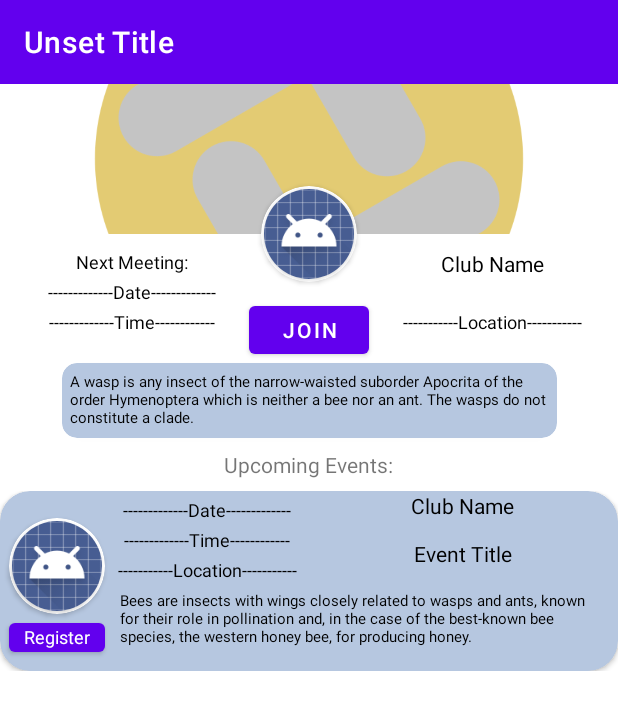
After one commit to Jaspann/Eventified, an Android app: the layout activity_club.xml on its own in the app's theme, with its tools: preview values and no code run, on a phone screen of 412 x 824 dp. The commit adds this screen. Shown: the top 710 px of the screen. Run offline under Robolectric (Android 15) with nearby library versions, the phone set to English and light mode, and no system bars; network calls fail.

Commit message:
Adds ability to click on clubs from SearchFragment and see club page

```diff
--- /dev/null
+++ b/app/src/main/res/layout/activity_club.xml
@@ -0,0 +1,203 @@
+<?xml version="1.0" encoding="utf-8"?>
+<FrameLayout xmlns:android="http://schemas.android.com/apk/res/android"
+xmlns:app="http://schemas.android.com/apk/res-auto"
+xmlns:tools="http://schemas.android.com/tools"
+android:layout_width="match_parent"
+android:layout_height="match_parent"
+tools:context=".ClubActivity">
+
+<ScrollView
+    android:layout_width="match_parent"
+    android:layout_height="match_parent">
+
+
+    <androidx.constraintlayout.widget.ConstraintLayout
+        android:layout_width="match_parent"
+        android:layout_height="wrap_content">
+
+
+        <androidx.appcompat.widget.Toolbar
+            android:id="@+id/toolbar"
+            android:layout_width="match_parent"
+            android:layout_height="wrap_content"
+            android:background="@color/purple_500"
+            android:theme="@style/ThemeOverlay.AppCompat.Dark.ActionBar"
+            app:layout_constraintEnd_toEndOf="parent"
+
+            app:layout_constraintStart_toStartOf="parent"
+            app:layout_constraintTop_toTopOf="parent"
+            app:popupTheme="@style/ThemeOverlay.AppCompat.Light"
+            app:title="@string/title_set_reminder" />
+
+        <Button
+            android:id="@+id/join_club_button"
+            android:layout_width="80dp"
+            android:layout_height="44dp"
+            android:layout_marginTop="10dp"
+            android:text="@string/join"
+            app:layout_constraintEnd_toEndOf="parent"
+            app:layout_constraintStart_toStartOf="parent"
+            app:layout_constraintTop_toBottomOf="@+id/cardView2" />
+
+        <TextView
+            android:id="@+id/club_name"
+            android:layout_width="150dp"
+            android:layout_height="40dp"
+            android:layout_marginStart="15dp"
+            android:layout_marginTop="10dp"
+            android:text="@string/club_name_placeholder"
+            android:textAlignment="center"
+            android:textColor="#000000"
+            android:textSize="14sp"
+            app:layout_constraintStart_toEndOf="@+id/cardView2"
+            app:layout_constraintTop_toBottomOf="@+id/bannerImageView" />
+
+        <TextView
+            android:id="@+id/next_meeting_date"
+            android:layout_width="120dp"
+            android:layout_height="20dp"
+            android:text="@string/date_placeholder"
+            android:textAlignment="center"
+            android:textColor="#000000"
+            android:textSize="12sp"
+            app:layout_constraintStart_toStartOf="@+id/next_meeting_text"
+            app:layout_constraintTop_toBottomOf="@+id/next_meeting_text" />
+
+        <TextView
+            android:id="@+id/next_meeting_text"
+            android:layout_width="120dp"
+            android:layout_height="20dp"
+            android:layout_marginStart="28dp"
+            android:layout_marginTop="10dp"
+            android:text="@string/next_meeting"
+            android:textAlignment="center"
+            android:textColor="#000000"
+            android:textSize="12sp"
+            app:layout_constraintStart_toStartOf="parent"
+            app:layout_constraintTop_toBottomOf="@+id/bannerImageView" />
+
+        <TextView
+            android:id="@+id/next_meeting_time"
+            android:layout_width="120dp"
+            android:layout_height="20dp"
+            android:text="@string/time_placeholder"
+            android:textAlignment="center"
+            android:textColor="#000000"
+            android:textSize="12sp"
+            app:layout_constraintStart_toStartOf="@+id/next_meeting_date"
+            app:layout_constraintTop_toBottomOf="@+id/next_meeting_date" />
+
+
+        <ImageView
+            android:id="@+id/bannerImageView"
+            android:layout_width="fill_parent"
+            android:layout_height="100dp"
+            android:contentDescription="@string/club_banner"
+            android:scaleType="centerCrop"
+            android:src="@drawable/eventified_logo"
+            app:layout_constraintStart_toStartOf="parent"
+            app:layout_constraintTop_toBottomOf="@id/toolbar" />
+
+        <androidx.cardview.widget.CardView
+            android:id="@+id/cardView2"
+            android:layout_width="64dp"
+            android:layout_height="64dp"
+            android:layout_marginTop="-32dp"
+            app:cardBackgroundColor="@color/white"
+            app:cardCornerRadius="60dp"
+            app:layout_constraintEnd_toEndOf="parent"
+            app:layout_constraintStart_toStartOf="parent"
+            app:layout_constraintTop_toBottomOf="@+id/bannerImageView">
+
+            <androidx.cardview.widget.CardView
+                android:layout_width="60dp"
+                android:layout_height="60dp"
+                android:layout_gravity="center"
+                app:cardCornerRadius="60dp">
+
+                <ImageView
+                    android:id="@+id/club_logo"
+                    android:layout_width="60dp"
+                    android:layout_height="60dp"
+                    android:layout_gravity="center"
+                    android:contentDescription="@string/club_logo_description"
+                    app:layout_constraintBottom_toBottomOf="parent"
+                    app:layout_constraintStart_toStartOf="parent"
+                    app:layout_constraintTop_toTopOf="parent"
+                    app:srcCompat="@android:drawable/sym_def_app_icon" />
+
+
+            </androidx.cardview.widget.CardView>
+
+        </androidx.cardview.widget.CardView>
+
+        <androidx.cardview.widget.CardView
+            android:id="@+id/club_desc_cardView"
+            android:layout_width="330dp"
+            android:layout_height="50dp"
+            app:cardBackgroundColor="#ffB6C7E0"
+            app:cardCornerRadius="10dp"
+            app:layout_constraintEnd_toEndOf="parent"
+            app:layout_constraintStart_toStartOf="parent"
+            app:layout_constraintTop_toBottomOf="@+id/join_club_button">
+
+            <androidx.constraintlayout.widget.ConstraintLayout
+                android:layout_width="match_parent"
+                android:layout_height="match_parent">
+
+                <TextView
+                    android:id="@+id/club_description"
+                    android:layout_width="match_parent"
+                    android:layout_height="match_parent"
+                    android:padding="5dp"
+                    android:text="@string/example_description_2"
+                    android:textColor="#000000"
+                    android:textSize="10sp"
+                    app:layout_constraintEnd_toEndOf="parent"
+                    app:layout_constraintStart_toStartOf="parent"
+                    app:layout_constraintTop_toTopOf="parent"
+                    tools:ignore="SmallSp" />
+
+            </androidx.constraintlayout.widget.ConstraintLayout>
+
+        </androidx.cardview.widget.CardView>
+
+        <TextView
+            android:id="@+id/Upcoming_events_text"
+            android:layout_width="wrap_content"
+            android:layout_height="wrap_content"
+            android:layout_marginTop="8dp"
+            android:text="@string/upcoming_events"
+            app:layout_constraintEnd_toEndOf="parent"
+            app:layout_constraintHorizontal_bias="0.498"
+            app:layout_constraintStart_toStartOf="parent"
+            app:layout_constraintTop_toBottomOf="@+id/club_desc_cardView" />
+
+        <include
+            android:id="@+id/club_card_temp"
+            layout="@layout/club_card"
+            android:layout_width="match_parent"
+            android:layout_height="match_parent"
+            android:layout_marginTop="8dp"
+            app:layout_constraintEnd_toEndOf="parent"
+            app:layout_constraintStart_toStartOf="parent"
+            app:layout_constraintTop_toBottomOf="@+id/Upcoming_events_text" />
+
+        <TextView
+            android:id="@+id/next_meeting_location"
+            android:layout_width="127dp"
+            android:layout_height="32dp"
+            android:text="@string/placeholder_location"
+            android:textAlignment="center"
+            android:textColor="#000000"
+            android:textSize="12sp"
+            app:layout_constraintEnd_toEndOf="@+id/club_name"
+            app:layout_constraintStart_toStartOf="@+id/club_name"
+            app:layout_constraintTop_toBottomOf="@+id/club_name" />
+
+
+    </androidx.constraintlayout.widget.ConstraintLayout>
+
+</ScrollView>
+
+</FrameLayout>
--- a/app/src/main/res/layout/club_search_card.xml
+++ b/app/src/main/res/layout/club_search_card.xml
@@ -4,7 +4,8 @@ xmlns:app="http://schemas.android.com/apk/res-auto"
 xmlns:tools="http://schemas.android.com/tools"
 android:layout_width="match_parent"
 android:layout_height="wrap_content"
-    android:paddingTop="10dp">
+    android:paddingTop="10dp"
+    android:id="@+id/mainLayout">
 
     <androidx.cardview.widget.CardView
         android:id="@+id/CardBackground"
```
Also changed, not shown: app/src/main/AndroidManifest.xml (+6 -2 lines), app/src/main/java/com/example/eventified/ClubActivity.java (added, +74 -0 lines), app/src/main/java/com/example/eventified/ClubFragment.java (deleted, +0 -69 lines), app/src/main/java/com/example/eventified/ClubSearchAdapter.java (+15 -0 lines), app/src/main/res/layout/fragment_club.xml (deleted, +0 -185 lines).
